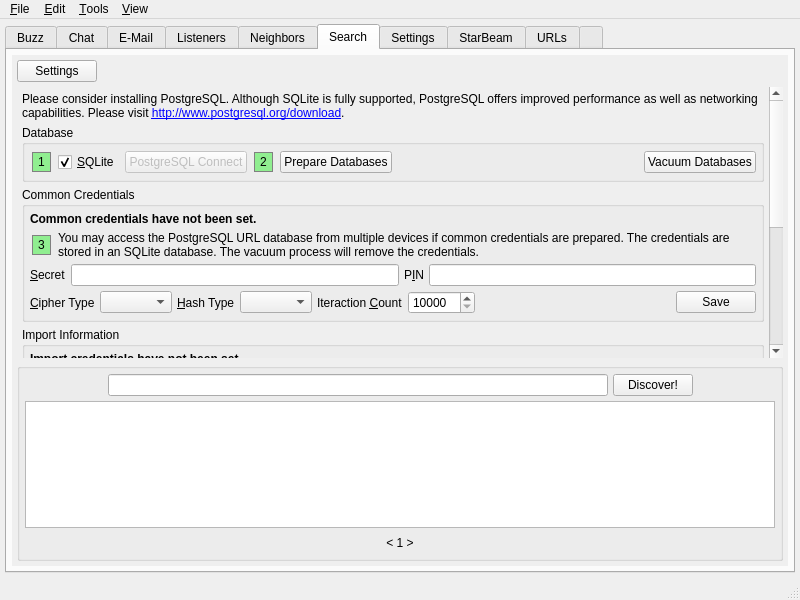
Above: UI/controlcenter.ui from xloem/spot-on-svn before the change. Below: the same form after it.
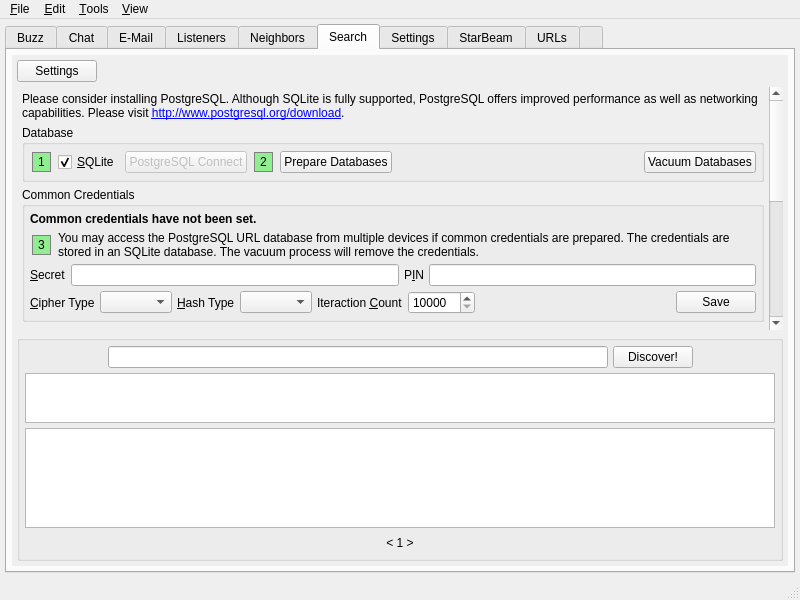
That is the form after the change. The open tabs and pages were chosen to show the change. Icons and pictures are not drawn. Custom widgets are drawn as their Qt base class.

The edit to the form file:
```diff
--- a/UI/controlcenter.ui
+++ b/UI/controlcenter.ui
@@ -3912,7 +3912,7 @@
              <x>0</x>
              <y>0</y>
              <width>776</width>
-             <height>498</height>
+             <height>503</height>
             </rect>
            </property>
            <layout class="QVBoxLayout" name="verticalLayout_2">
@@ -3965,8 +3965,8 @@
                 <rect>
                  <x>0</x>
                  <y>0</y>
-                 <width>752</width>
-                 <height>596</height>
+                 <width>751</width>
+                 <height>558</height>
                 </rect>
                </property>
                <layout class="QVBoxLayout" name="verticalLayout_65">
@@ -4669,6 +4669,31 @@
                  </item>
                 </layout>
                </item>
+               <item>
+                <widget class="QTextBrowser" name="searchfor">
+                 <property name="sizePolicy">
+                  <sizepolicy hsizetype="Expanding" vsizetype="Fixed">
+                   <horstretch>0</horstretch>
+                   <verstretch>0</verstretch>
+                  </sizepolicy>
+                 </property>
+                 <property name="maximumSize">
+                  <size>
+                   <width>16777215</width>
+                   <height>50</height>
+                  </size>
+                 </property>
+                 <property name="tabChangesFocus">
+                  <bool>true</bool>
+                 </property>
+                 <property name="textInteractionFlags">
+                  <set>Qt::LinksAccessibleByKeyboard|Qt::LinksAccessibleByMouse|Qt::TextBrowserInteraction|Qt::TextSelectableByKeyboard|Qt::TextSelectableByMouse</set>
+                 </property>
+                 <property name="openLinks">
+                  <bool>false</bool>
+                 </property>
+                </widget>
+               </item>
                <item>
                 <widget class="QTextBrowser" name="urls">
                  <property name="tabChangesFocus">
```
Left out of the diff: 33 changed lines with no effect on the pictures.
